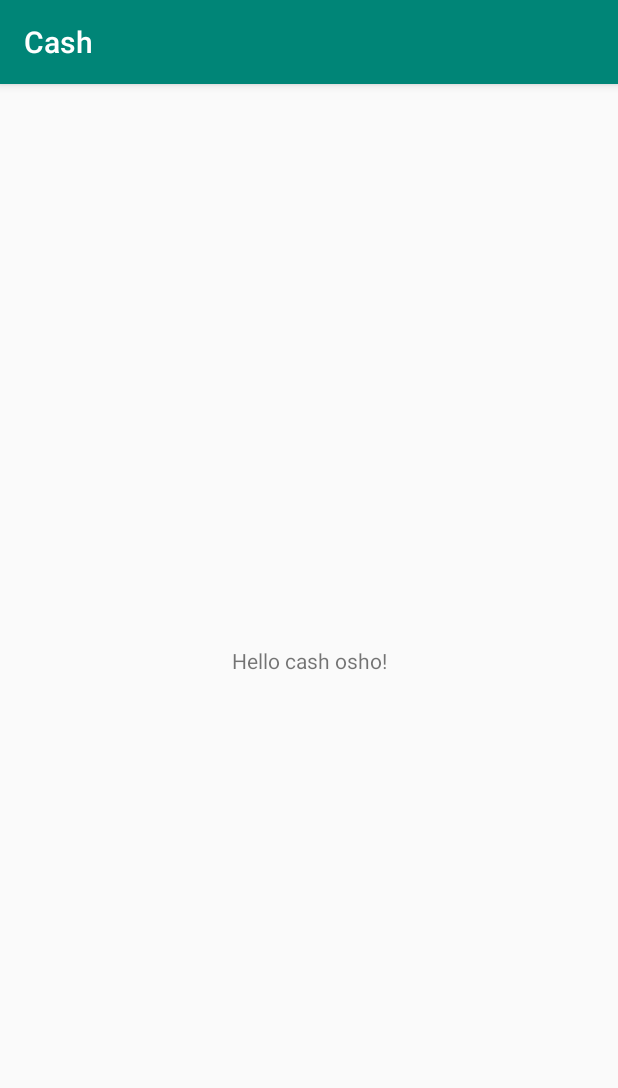
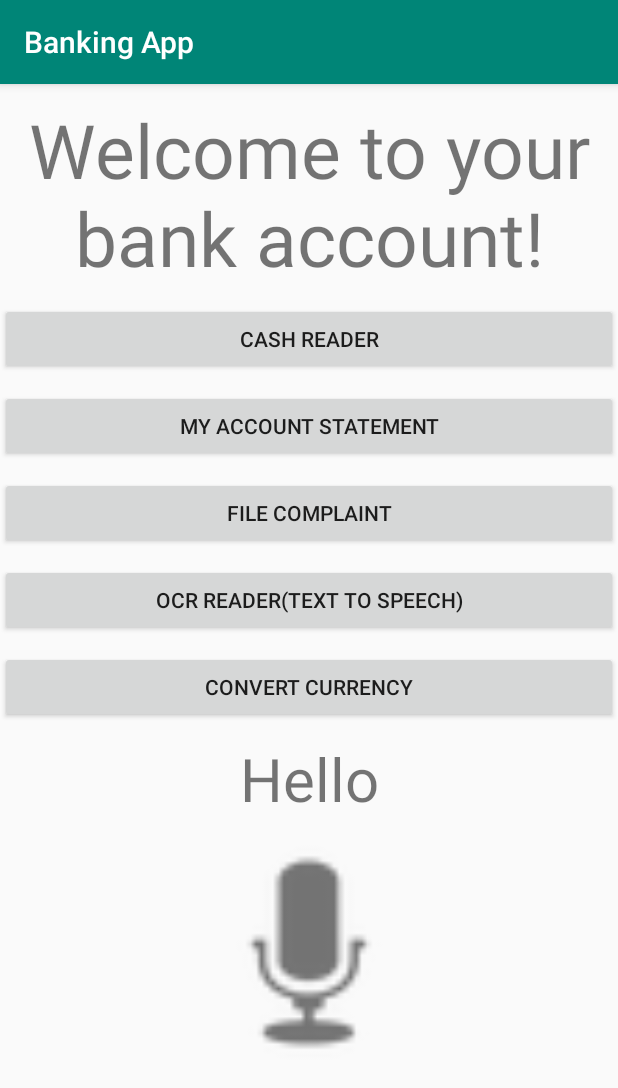
Before and after one commit to osho-agyeya/Cash-gradhackhsbc, an Android app: the screen it shows after launch (MainActivity), on a phone screen of 412 x 824 dp. Shown: the top 1088 px of the screen. Run offline under Robolectric (Android 15) with nearby library versions, the phone set to English and light mode, and no system bars.

Commit message:
Added currency

```diff
--- a/app/src/main/AndroidManifest.xml
+++ b/app/src/main/AndroidManifest.xml
@@ -2,6 +2,8 @@
 <manifest xmlns:android="http://schemas.android.com/apk/res/android"
     package="com.example.cash">
 
+
+    <uses-permission android:name="android.permission.INTERNET"/>
     <application
         android:allowBackup="true"
         android:icon="@mipmap/ic_launcher"
@@ -9,6 +11,8 @@
         android:roundIcon="@mipmap/ic_launcher_round"
         android:supportsRtl="true"
         android:theme="@style/AppTheme">
+        <activity android:name=".ConvertCurrencyActivity"></activity>
+        <activity android:name=".FileComplaintActivity" />
         <activity android:name=".MainActivity">
             <intent-filter>
                 <action android:name="android.intent.action.MAIN" />
--- a/app/src/main/res/layout/activity_main.xml
+++ b/app/src/main/res/layout/activity_main.xml
@@ -1,18 +1,77 @@
 <?xml version="1.0" encoding="utf-8"?>
-<androidx.constraintlayout.widget.ConstraintLayout xmlns:android="http://schemas.android.com/apk/res/android"
+<LinearLayout xmlns:android="http://schemas.android.com/apk/res/android"
     xmlns:app="http://schemas.android.com/apk/res-auto"
     xmlns:tools="http://schemas.android.com/tools"
     android:layout_width="match_parent"
     android:layout_height="match_parent"
-    tools:context=".MainActivity">
+    tools:context=".MainActivity"
+    android:orientation="vertical">
 
     <TextView
-        android:layout_width="wrap_content"
+        android:id="@+id/welcomeText"
+        android:layout_width="match_parent"
         android:layout_height="wrap_content"
-        android:text="Hello cash osho!"
-        app:layout_constraintBottom_toBottomOf="parent"
-        app:layout_constraintLeft_toLeftOf="parent"
-        app:layout_constraintRight_toRightOf="parent"
-        app:layout_constraintTop_toTopOf="parent" />
+        android:text="Welcome to your bank account!"
+        android:layout_marginTop="10dp"
+        android:textAlignment="center"
+        android:textSize="50sp" />
 
-</androidx.constraintlayout.widget.ConstraintLayout>
+    <Button
+        android:layout_marginTop="10dp"
+        android:id="@+id/buttonCashReader"
+        android:layout_width="match_parent"
+        android:layout_height="wrap_content"
+        android:text="Cash Reader" />
+
+    <Button
+        android:id="@+id/buttonAccountStatement"
+        android:layout_width="match_parent"
+        android:layout_height="wrap_content"
+        android:layout_marginTop="10dp"
+        android:text="My Account Statement" />
+
+    <Button
+        android:id="@+id/buttonFileComplaint"
+        android:layout_width="match_parent"
+        android:layout_height="wrap_content"
+        android:layout_marginTop="10dp"
+        android:text="File complaint"
+        />
+
+    <Button
+        android:id="@+id/buttonTextToSpeech"
+        android:layout_width="match_parent"
+        android:layout_height="wrap_content"
+        android:layout_marginTop="10dp"
+        android:text="OCR Reader(Text to speech)"
+        />
+
+    <Button
+        android:id="@+id/buttonCurrencyConversion"
+        android:layout_width="match_parent"
+        android:layout_height="wrap_content"
+        android:layout_marginTop="10dp"
+        android:text="Convert currency"
+        />
+
+    <TextView
+        android:layout_width="match_parent"
+        android:layout_height="wrap_content"
+        android:id="@+id/inputReceived"
+        android:text="Hello"
+        android:layout_marginTop="10dp"
+        android:gravity="center"
+        android:textSize="40sp"
+        />
+
+
+    <ImageView
+        android:id="@+id/imageViewForMic"
+        android:layout_width="213dp"
+        android:layout_height="178dp"
+        android:onClick="getSpeechInput"
+        android:layout_gravity="center"
+        app:srcCompat="@android:drawable/ic_btn_speak_now" />
+
+
+</LinearLayout>
--- a/app/src/main/res/values/strings.xml
+++ b/app/src/main/res/values/strings.xml
@@ -1,3 +1,3 @@
 <resources>
-    <string name="app_name">Cash</string>
+    <string name="app_name">Banking App</string>
 </resources>
```
Also changed, not shown: app/build.gradle (+4 -3 lines), app/src/main/java/com/example/cash/ConvertCurrencyActivity.java (added, +172 -0 lines), app/src/main/java/com/example/cash/FileComplaintActivity.java (added, +14 -0 lines), app/src/main/java/com/example/cash/MainActivity.java (+92 -0 lines), app/src/main/res/layout/activity_convert_currency.xml (added, +100 -0 lines), app/src/main/res/layout/activity_file_complaint.xml (added, +14 -0 lines).
